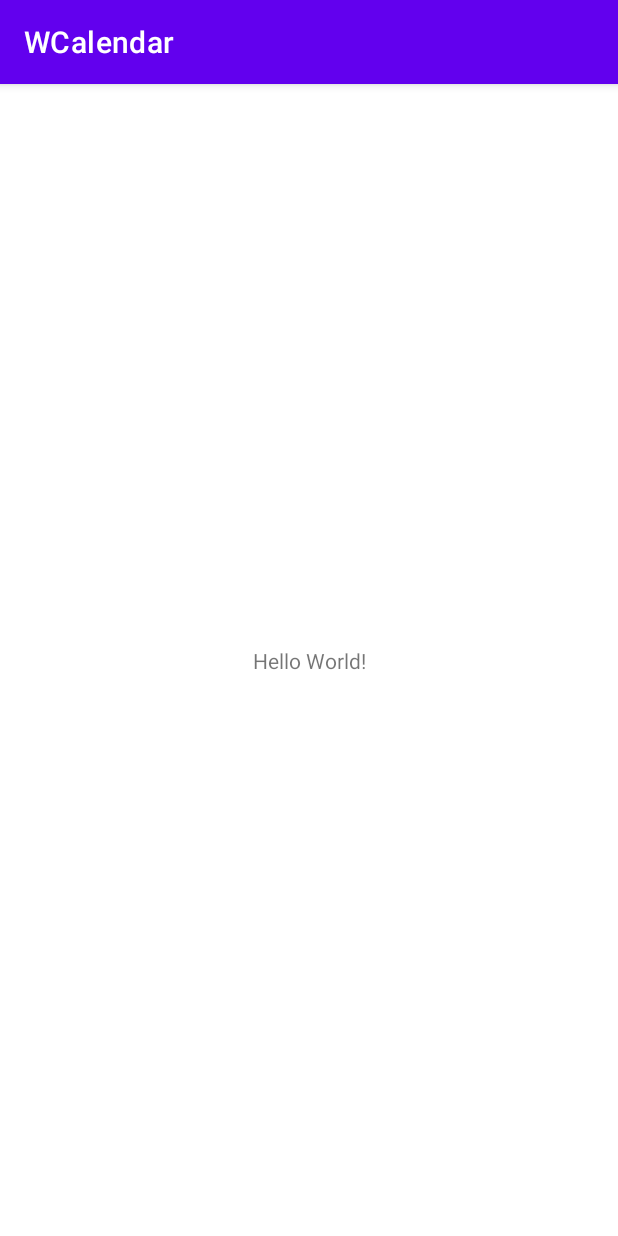
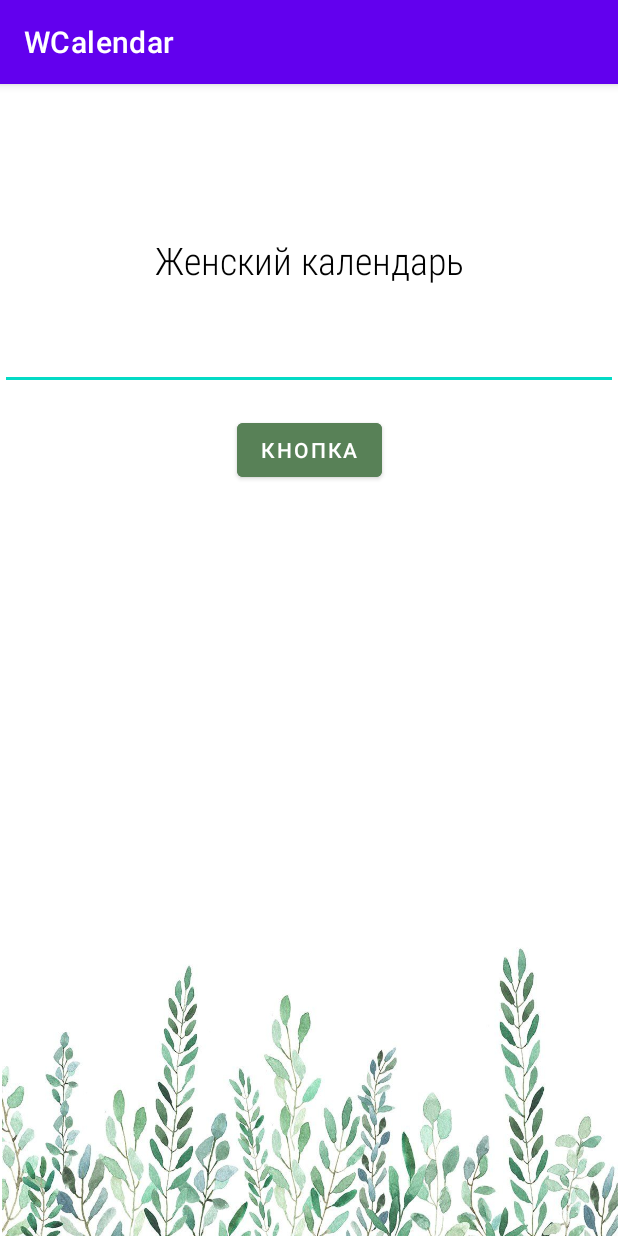
Before and after one commit to skityova/WCalendar, an Android app: the screen it shows after launch (MainActivity), on a phone screen of 412 x 824 dp. Run offline under Robolectric (Android 15) with nearby library versions, the phone set to English and light mode, and no system bars.

Commit message:
Add values

```diff
--- a/app/src/main/res/layout/activity_main.xml
+++ b/app/src/main/res/layout/activity_main.xml
@@ -7,12 +7,46 @@
     tools:context=".MainActivity">
 
     <TextView
+        android:id="@+id/title_text"
         android:layout_width="wrap_content"
         android:layout_height="wrap_content"
-        android:text="Hello World!"
-        app:layout_constraintBottom_toBottomOf="parent"
+        android:layout_marginTop="100dp"
+        android:fontFamily="sans-serif-condensed-light"
+        android:text="@string/main_title"
+        android:textColor="@color/black"
+        android:textSize="@dimen/text_size"
         app:layout_constraintEnd_toEndOf="parent"
         app:layout_constraintStart_toStartOf="parent"
         app:layout_constraintTop_toTopOf="parent" />
 
+    <ImageView
+        android:id="@+id/flower_circle"
+        android:layout_width="@dimen/image_width"
+        android:layout_height="@dimen/image_height"
+        android:rotationX="180"
+        app:layout_constraintBottom_toBottomOf="parent"
+        app:layout_constraintEnd_toEndOf="parent"
+        app:layout_constraintStart_toStartOf="parent"
+        app:srcCompat="@drawable/img_1" />
+
+    <EditText
+        android:id="@+id/editText"
+        android:layout_width="match_parent"
+        android:layout_height="wrap_content"
+        android:layout_marginTop="24dp"
+        app:layout_constraintEnd_toEndOf="parent"
+        app:layout_constraintStart_toStartOf="parent"
+        app:layout_constraintTop_toBottomOf="@+id/title_text" />
+
+    <Button
+        android:id="@+id/button"
+        android:layout_width="wrap_content"
+        android:layout_height="wrap_content"
+        android:layout_marginTop="16dp"
+        android:backgroundTint="@color/green"
+        android:text="@string/main_button"
+        app:layout_constraintEnd_toEndOf="parent"
+        app:layout_constraintStart_toStartOf="parent"
+        app:layout_constraintTop_toBottomOf="@+id/editText" />
+
 </androidx.constraintlayout.widget.ConstraintLayout>
--- a/app/src/main/res/values/colors.xml
+++ b/app/src/main/res/values/colors.xml
@@ -7,4 +7,9 @@
     <color name="teal_700">#FF018786</color>
     <color name="black">#FF000000</color>
     <color name="white">#FFFFFFFF</color>
+
+    <color name="main_color">#dad7cd</color>
+    <color name="light_green">#a3b18a</color>
+    <color name="green">#588157</color>
+    <color name="dark_green">#3a5a40</color>
 </resources>
--- /dev/null
+++ b/app/src/main/res/values/dimens.xml
@@ -0,0 +1,6 @@
+<?xml version="1.0" encoding="utf-8"?>
+<resources>
+    <dimen name="image_width">413dp</dimen>
+    <dimen name="image_height">273dp</dimen>
+    <dimen name="text_size">25sp</dimen>
+</resources>
--- a/app/src/main/res/values/strings.xml
+++ b/app/src/main/res/values/strings.xml
@@ -1,3 +1,6 @@
 <resources>
     <string name="app_name">WCalendar</string>
+
+    <string name="main_button">Кнопка</string>
+    <string name="main_title">Женский календарь</string>
 </resources>
```
